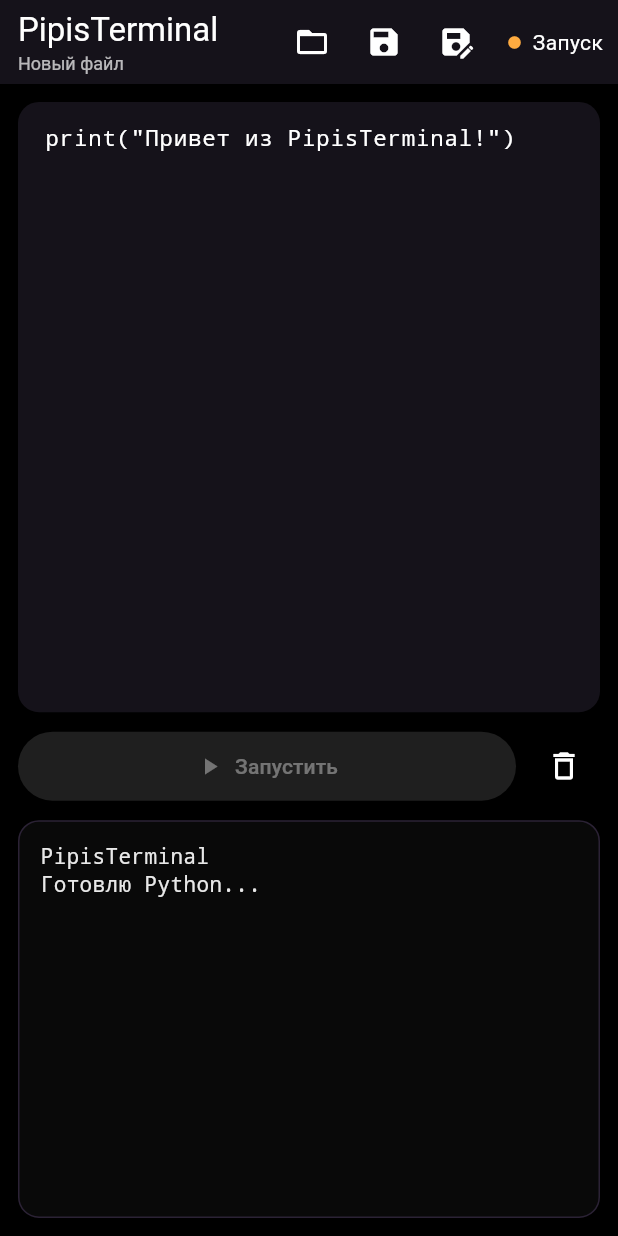
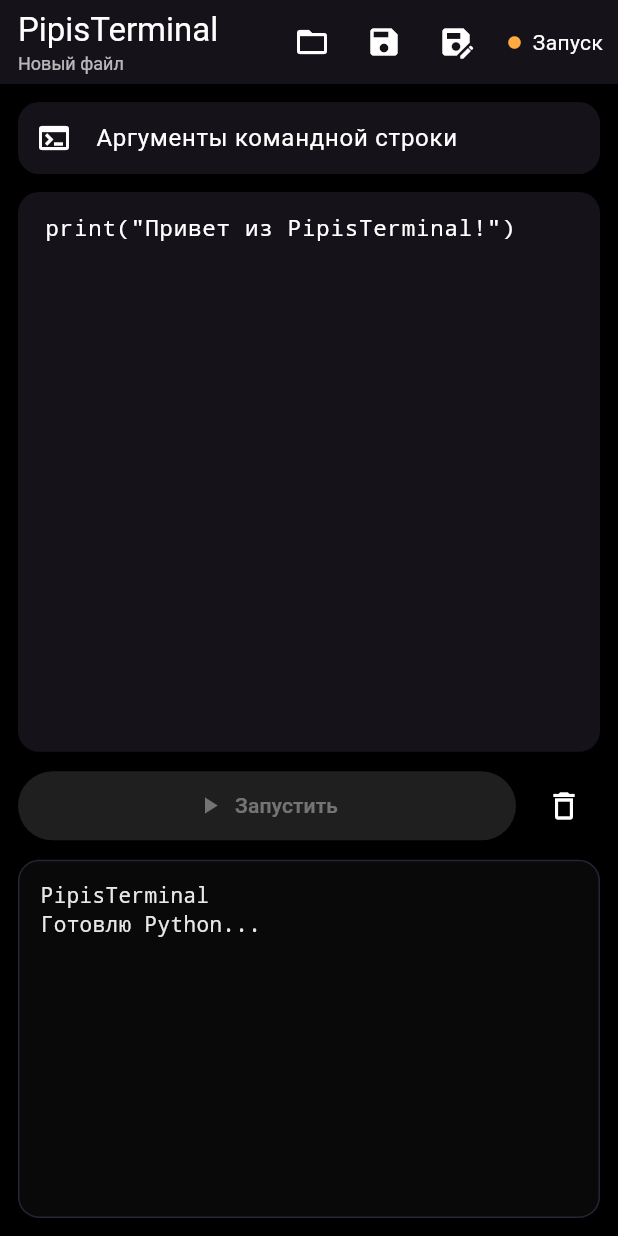
Before and after one commit to shadowfightdimaonly-del/PipisTerminal, a Flutter app: the screen it shows after launch, on a phone screen of 412 x 824 dp. Run offline on Flutter 3.47's test engine with Material 3 defaults, Android fonts, the light colour scheme and no system bars; our stand-ins replace file_picker; missing offline and left inert: serious_python; network calls fail.

Commit message:
feat: add CLI arguments to script runner

```diff
--- a/lib/main.dart
+++ b/lib/main.dart
@@ -56,6 +56,7 @@
   final _controller = TextEditingController(
     text: 'print("Привет из PipisTerminal!")\n',
   );
+  final _argsController = TextEditingController();
   final _scrollController = ScrollController();
 
   Timer? _statusTimer;
@@ -212,7 +213,11 @@
           .post(
             _runUri,
             headers: {'content-type': 'application/json'},
-            body: jsonEncode({'code': _controller.text}),
+            body: jsonEncode({
+              'code': _controller.text,
+              'fileName': _fileName,
+              'args': _argsController.text,
+            }),
           )
           .timeout(const Duration(seconds: 30));
 
@@ -263,6 +268,7 @@
     _statusTimer?.cancel();
     _controller.removeListener(_markDirty);
     _controller.dispose();
+    _argsController.dispose();
     _scrollController.dispose();
     super.dispose();
   }
@@ -321,10 +327,24 @@
       body: SafeArea(
         child: Column(
           children: [
+            Padding(
+              padding: const EdgeInsets.fromLTRB(12, 12, 12, 6),
+              child: TextField(
+                controller: _argsController,
+                maxLines: 1,
+                style: const TextStyle(fontFamily: 'monospace', fontSize: 14),
+                decoration: const InputDecoration(
+                  labelText: 'Аргументы командной строки',
+                  hintText: 'например: hello "hello world"',
+                  prefixIcon: Icon(Icons.terminal),
+                  contentPadding: EdgeInsets.symmetric(horizontal: 14, vertical: 12),
+                ),
+              ),
+            ),
             Expanded(
               flex: 6,
               child: Padding(
-                padding: const EdgeInsets.fromLTRB(12, 12, 12, 6),
+                padding: const EdgeInsets.fromLTRB(12, 6, 12, 6),
                 child: TextField(
                   controller: _controller,
                   expands: true,
```
